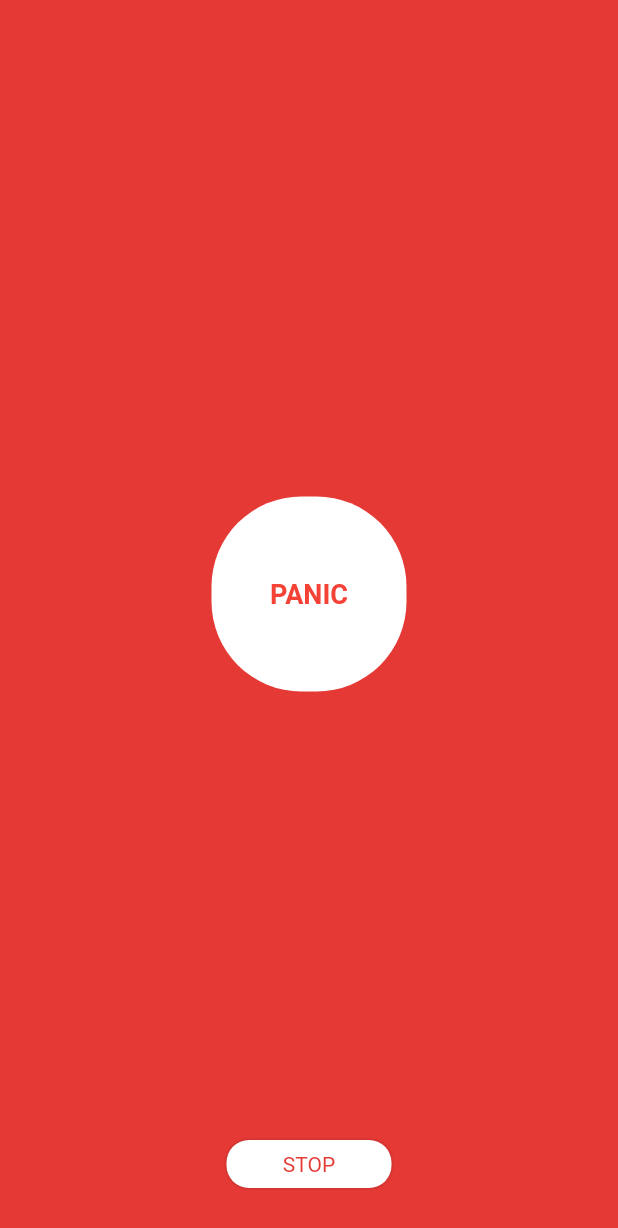
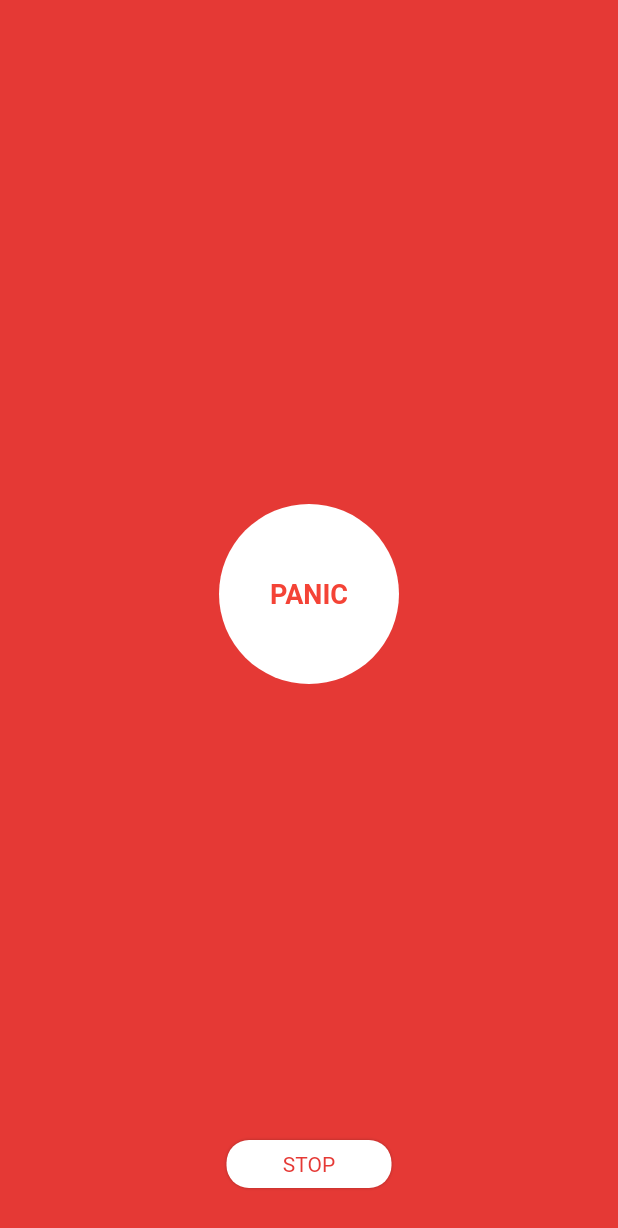
Before and after one commit to pedromassango/flutter_famguard, a Flutter app: the screen it shows after launch, after a tap on "PANIC", on a phone screen of 412 x 824 dp. Shown: the top 1228 px of the screen. Run offline on Flutter 3.47's test engine with Material 2 defaults, Android fonts, the phone set to English and light mode, and no system bars; network calls fail.

Commit message:
panic widget wrapped in a class

```diff
--- /dev/null
+++ b/lib/ui/components/PanicButton.dart
@@ -0,0 +1,31 @@
+import 'package:flutter/material.dart';
+
+class PanicButton extends StatelessWidget{
+
+  final Color _backgroundColor;
+
+  PanicButton({Color backgroundColor = Colors.red})
+      : this._backgroundColor = backgroundColor;
+
+  @override
+  Widget build(BuildContext context) {
+    return Container(
+      margin: EdgeInsets.only(bottom: 8, top: 8),
+      width: 120,
+      height: 120,
+      decoration: BoxDecoration(
+        color: _backgroundColor,
+        borderRadius: BorderRadius.all(Radius.circular(60)),
+      ),
+      child: Center(
+          child: Text("Panic".toUpperCase(),
+            style: TextStyle(
+                fontSize: 18,
+                color: _backgroundColor == Colors.red ? Colors.white : Colors.red,
+                fontWeight: FontWeight.bold
+            ),
+          )
+      ),
+    );
+  }
+}
--- a/lib/ui/pages/home_page.dart
+++ b/lib/ui/pages/home_page.dart
@@ -1,6 +1,7 @@
 import 'package:famguard/data/Values.dart';
 import 'package:famguard/ui/components/CircularImage.dart';
 import 'package:famguard/ui/components/OptionCard.dart';
+import 'package:famguard/ui/components/PanicButton.dart';
 import 'package:flutter/cupertino.dart';
 import 'package:flutter/material.dart';
 
@@ -92,27 +93,6 @@ class _HomePageState extends State<HomePage> {
     );
   }
 
-  Widget buildPanicButton() {
-    return Container(
-      margin: EdgeInsets.only(bottom: 8, top: 8),
-      width: 110,
-      height: 110,
-      decoration: BoxDecoration(
-          color: Colors.red[700],
-          borderRadius: BorderRadius.all(Radius.circular(60)),
-      ),
-      child: Center(
-          child: Text("Panic".toUpperCase(),
-            style: TextStyle(
-                fontSize: 18,
-                color: Colors.white,
-              fontWeight: FontWeight.bold
-            ),
-          )
-      ),
-    );
-  }
-
   @override
   Widget build(BuildContext context) {
     return Scaffold(
@@ -146,14 +126,14 @@ class _HomePageState extends State<HomePage> {
           Align(
             alignment: Alignment.bottomCenter,
             child: Padding(
-              padding: const EdgeInsets.only(bottom: 16),
+              padding: const EdgeInsets.only(bottom: 10),
               child: Column(
                 children: <Widget>[
                   buildOptions(),
                   GestureDetector(
                     child: Hero(
                       tag: "panic",
-                      child: buildPanicButton(),
+                      child: PanicButton(),
                     ),
                     onTap: (){
                       Navigator.of(context).pushNamed('/panic');
--- a/lib/ui/pages/panic_page.dart
+++ b/lib/ui/pages/panic_page.dart
@@ -1,3 +1,4 @@
+import 'package:famguard/ui/components/PanicButton.dart';
 import 'package:flutter/material.dart';
 
 class PanicPage extends StatelessWidget {
@@ -26,27 +27,6 @@ class PanicPage extends StatelessWidget {
     );
   }
 
-  Widget buildPanicButton() {
-    return Container(
-      margin: EdgeInsets.only(bottom: 8, top: 8),
-      width: 130,
-      height: 130,
-      decoration: BoxDecoration(
-        color: Colors.white,
-        borderRadius: BorderRadius.all(Radius.circular(60)),
-      ),
-      child: Center(
-          child: Text("Panic".toUpperCase(),
-            style: TextStyle(
-                fontSize: 18,
-                color: Colors.red,
-              fontWeight: FontWeight.bold
-            ),
-          )
-      ),
-    );
-  }
-
   @override
   Widget build(BuildContext context) {
     return Scaffold(
@@ -61,7 +41,7 @@ class PanicPage extends StatelessWidget {
               alignment: Alignment.center,
               child: Hero(
                 tag: 'panic',
-                child: buildPanicButton(),
+                child: PanicButton(backgroundColor: Colors.white,),
               ),
             ),
             Align(
```
